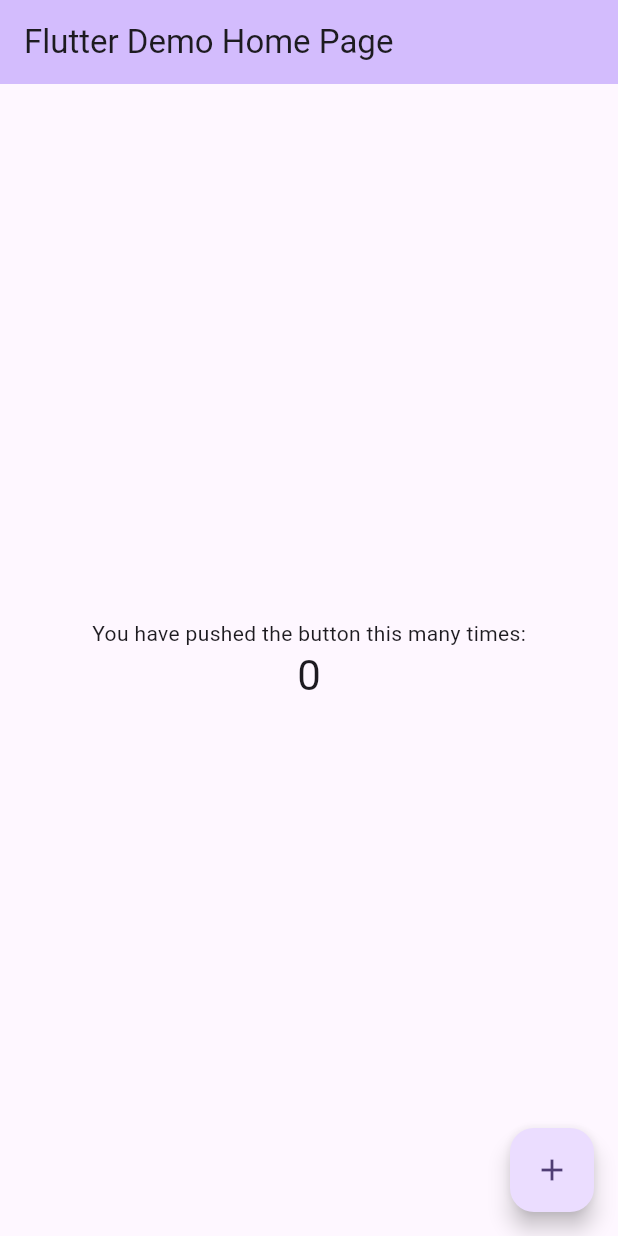
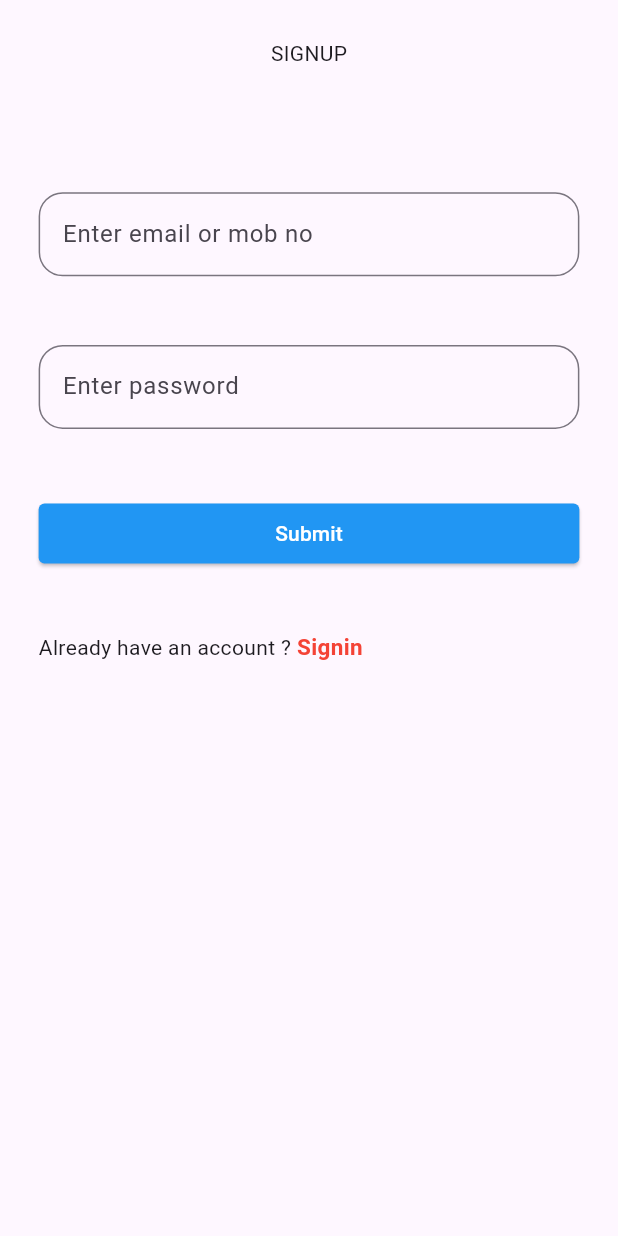
Before and after one commit to VinayaAugusthy/rapid_task, a Flutter app: the screen it shows after launch, on a phone screen of 412 x 824 dp. Run offline on Flutter 3.47's test engine with Material 3 defaults, Android fonts, the phone set to English and light mode, and no system bars.

Commit message:
signup page created

```diff
--- a/lib/main.dart
+++ b/lib/main.dart
@@ -1,4 +1,5 @@
 import 'package:flutter/material.dart';
+import 'package:rapid_task/views/authentication/signup/signup.dart';
 
 void main() {
   runApp(const MyApp());
@@ -13,113 +14,11 @@
     return MaterialApp(
       title: 'Flutter Demo',
       theme: ThemeData(
-        // This is the theme of your application.
-        //
-        // TRY THIS: Try running your application with "flutter run". You'll see
-        // the application has a purple toolbar. Then, without quitting the app,
-        // try changing the seedColor in the colorScheme below to Colors.green
-        // and then invoke "hot reload" (save your changes or press the "hot
-        // reload" button in a Flutter-supported IDE, or press "r" if you used
-        // the command line to start the app).
-        //
-        // Notice that the counter didn't reset back to zero; the application
-        // state is not lost during the reload. To reset the state, use hot
-        // restart instead.
-        //
-        // This works for code too, not just values: Most code changes can be
-        // tested with just a hot reload.
         colorScheme: ColorScheme.fromSeed(seedColor: Colors.deepPurple),
         useMaterial3: true,
       ),
-      home: const MyHomePage(title: 'Flutter Demo Home Page'),
+      home: const SignupScreen(),
+      debugShowCheckedModeBanner: false,
     );
   }
 }
-
-class MyHomePage extends StatefulWidget {
-  const MyHomePage({super.key, required this.title});
-
-  // This widget is the home page of your application. It is stateful, meaning
-  // that it has a State object (defined below) that contains fields that affect
-  // how it looks.
-
-  // This class is the configuration for the state. It holds the values (in this
-  // case the title) provided by the parent (in this case the App widget) and
-  // used by the build method of the State. Fields in a Widget subclass are
-  // always marked "final".
-
-  final String title;
-
-  @override
-  State<MyHomePage> createState() => _MyHomePageState();
-}
-
-class _MyHomePageState extends State<MyHomePage> {
-  int _counter = 0;
-
-  void _incrementCounter() {
-    setState(() {
-      // This call to setState tells the Flutter framework that something has
-      // changed in this State, which causes it to rerun the build method below
-      // so that the display can reflect the updated values. If we changed
-      // _counter without calling setState(), then the build method would not be
-      // called again, and so nothing would appear to happen.
-      _counter++;
-    });
-  }
-
-  @override
-  Widget build(BuildContext context) {
-    // This method is rerun every time setState is called, for instance as done
-    // by the _incrementCounter method above.
-    //
-    // The Flutter framework has been optimized to make rerunning build methods
-    // fast, so that you can just rebuild anything that needs updating rather
-    // than having to individually change instances of widgets.
-    return Scaffold(
-      appBar: AppBar(
-        // TRY THIS: Try changing the color here to a specific color (to
-        // Colors.amber, perhaps?) and trigger a hot reload to see the AppBar
-        // change color while the other colors stay the same.
-        backgroundColor: Theme.of(context).colorScheme.inversePrimary,
-        // Here we take the value from the MyHomePage object that was created by
-        // the App.build method, and use it to set our appbar title.
-        title: Text(widget.title),
-      ),
-      body: Center(
-        // Center is a layout widget. It takes a single child and positions it
-        // in the middle of the parent.
-        child: Column(
-          // Column is also a layout widget. It takes a list of children and
-          // arranges them vertically. By default, it sizes itself to fit its
-          // children horizontally, and tries to be as tall as its parent.
-          //
-          // Column has various properties to control how it sizes itself and
-          // how it positions its children. Here we use mainAxisAlignment to
-          // center the children vertically; the main axis here is the vertical
-          // axis because Columns are vertical (the cross axis would be
-          // horizontal).
-          //
-          // TRY THIS: Invoke "debug painting" (choose the "Toggle Debug Paint"
-          // action in the IDE, or press "p" in the console), to see the
-          // wireframe for each widget.
-          mainAxisAlignment: MainAxisAlignment.center,
-          children: <Widget>[
-            const Text(
-              'You have pushed the button this many times:',
-            ),
-            Text(
-              '$_counter',
-              style: Theme.of(context).textTheme.headlineMedium,
-            ),
-          ],
-        ),
-      ),
-      floatingActionButton: FloatingActionButton(
-        onPressed: _incrementCounter,
-        tooltip: 'Increment',
-        child: const Icon(Icons.add),
-      ), // This trailing comma makes auto-formatting nicer for build methods.
-    );
-  }
-}
--- /dev/null
+++ b/lib/views/authentication/signup/signup.dart
@@ -0,0 +1,113 @@
+import 'package:flutter/material.dart';
+
+class SignupScreen extends StatefulWidget {
+  const SignupScreen({super.key});
+
+  @override
+  State<SignupScreen> createState() => _SignupScreenState();
+}
+
+class _SignupScreenState extends State<SignupScreen> {
+  @override
+  Widget build(BuildContext context) {
+    Size size = MediaQuery.sizeOf(context);
+    TextEditingController emailController = TextEditingController();
+    TextEditingController passwordController = TextEditingController();
+    return Scaffold(
+      body: Padding(
+        padding: EdgeInsets.all(size.width / 16),
+        child: SafeArea(
+            child: SingleChildScrollView(
+          child: Column(
+            mainAxisAlignment: MainAxisAlignment.center,
+            children: [
+              const Text('SIGNUP'),
+              SizedBox(
+                height: size.height / 10,
+              ),
+              TextFormField(
+                controller: emailController,
+                decoration: InputDecoration(
+                  border: OutlineInputBorder(
+                    borderRadius: BorderRadius.circular(16),
+                  ),
+                  hintText: 'Enter email or mob no',
+                ),
+                // validator: (value) => validateEmail(value!),
+                // onTap: () {
+                //   setState(() {
+                //     emailTapped = true;
+                //   });
+                // },
+              ),
+              SizedBox(
+                height: size.height / 18,
+              ),
+              TextFormField(
+                controller: passwordController,
+                decoration: InputDecoration(
+                  border: OutlineInputBorder(
+                    borderRadius: BorderRadius.circular(16),
+                  ),
+                  hintText: 'Enter password',
+                ),
+                // validator: (value) => validateEmail(value!),
+                // onTap: () {
+                //   setState(() {
+                //     emailTapped = true;
+                //   });
+                // },
+              ),
+              SizedBox(
+                height: size.height / 18,
+              ),
+              SizedBox(
+                width: size.width,
+                child: ElevatedButton(
+                  style: ButtonStyle(
+                    shape: MaterialStateProperty.all(
+                      RoundedRectangleBorder(
+                        borderRadius: BorderRadius.circular(4),
+                      ),
+                    ),
+                    backgroundColor: MaterialStateProperty.all(Colors.blue),
+                  ),
+                  onPressed: () {},
+                  child: const Text(
+                    'Submit',
+                    style: TextStyle(color: Colors.white),
+                  ),
+                ),
+              ),
+              SizedBox(
+                height: size.height / 20,
+              ),
+              Row(
+                mainAxisAlignment: MainAxisAlignment.start,
+                children: [
+                  const Text("Already have an account ? "),
+                  GestureDetector(
+                    // onTap: () => Navigator.push(
+                    //   context,
+                    //   MaterialPageRoute(
+                    //     builder: (context) => const SigninScreen(),
+                    //   ),
+                    // ),
+                    child: const Text(
+                      "Signin",
+                      style: TextStyle(
+                        color: Colors.red,
+                        fontWeight: FontWeight.bold,
+                        fontSize: 15,
+                      ),
+                    ),
+                  )
+                ],
+              ),
+            ],
+          ),
+        )),
+      ),
+    );
+  }
+}
```
